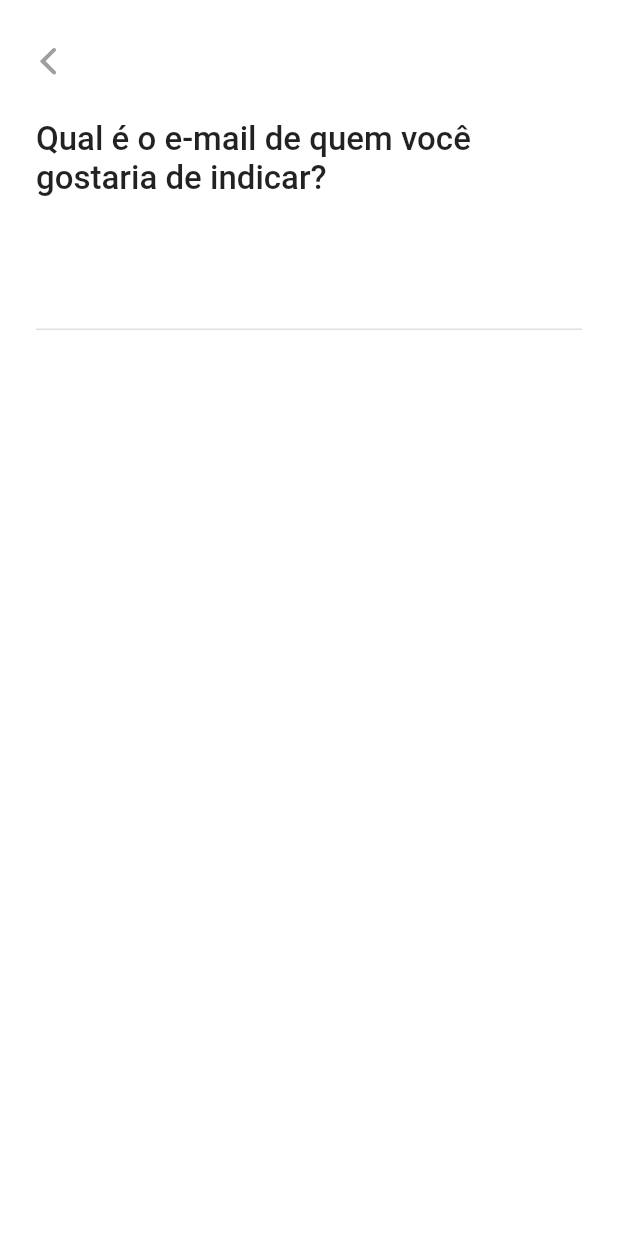
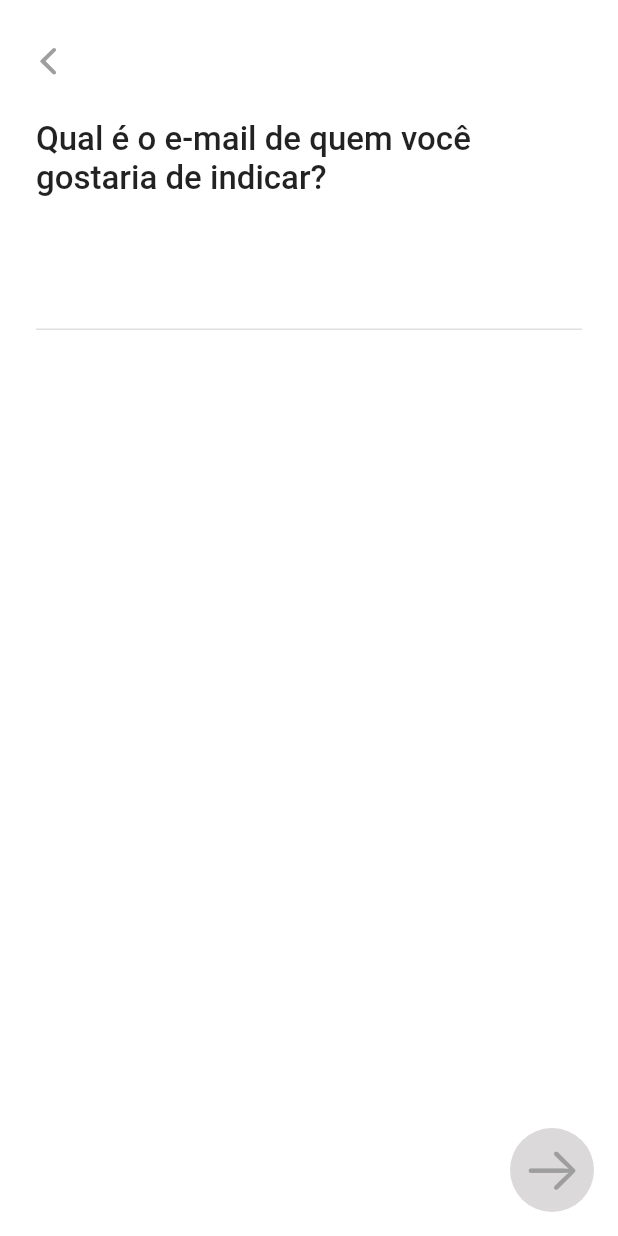
Before and after one commit to ceciliarauen/nu_app, a Flutter app: the EmailForm screen opened directly, on a phone screen of 412 x 824 dp. Run offline on Flutter 3.47's test engine with Material 2 defaults, Android fonts, the phone set to English and light mode, and no system bars.

Commit message:
changes on directories

```diff
--- a/lib/main.dart
+++ b/lib/main.dart
@@ -1,7 +1,7 @@
 import 'package:flutter/material.dart';
 import 'package:flutter/services.dart';
 import 'package:nu_app_copy/constants/colors_palette.dart';
-import 'package:nu_app_copy/screens/home_page/HomePage.dart';
+import 'package:nu_app_copy/screens/home_page/home_page.dart';
 
 void main() {
   runApp(const MyApp());
--- /dev/null
+++ b/lib/screens/Indication/Forms/email/email_form_content.dart
@@ -0,0 +1,69 @@
+import 'package:flutter/cupertino.dart';
+import 'package:flutter/material.dart';
+
+class Body extends StatelessWidget {
+  const Body({
+    Key? key,
+    required this.emailController,
+  }) : super(key: key);
+
+  final TextEditingController emailController;
+
+  @override
+  Widget build(BuildContext context) {
+    return Column(
+      children: [
+        Padding(
+          padding: const EdgeInsets.only(left: 8.0, top: 16),
+          child: Align(
+            alignment: Alignment.topLeft,
+            child: IconButton(
+              onPressed: () {
+                Navigator.pop(context);
+              },
+              icon: const Icon(
+                CupertinoIcons.chevron_back,
+                color: Colors.grey,
+                size: 28,
+              ),
+              splashColor: Colors.transparent,
+              highlightColor: Colors.transparent,
+            ),
+          ),
+        ),
+        Padding(
+          padding: const EdgeInsets.only(left: 24, right: 24, top: 16),
+          child: Column(
+            crossAxisAlignment: CrossAxisAlignment.start,
+            children: [
+              const Text(
+                'Qual é o e-mail de quem você gostaria de indicar?',
+                style: TextStyle(fontSize: 22, fontWeight: FontWeight.w500),
+              ),
+              const SizedBox(
+                height: 40,
+              ),
+              TextField(
+                controller: emailController,
+                keyboardType: TextInputType.emailAddress,
+                textInputAction: TextInputAction.done,
+                showCursor: true,
+                decoration: InputDecoration(
+                  suffixIcon: emailController.text.isEmpty
+                      ? Container()
+                      : IconButton(
+                          onPressed: () => emailController.clear(),
+                          icon: const Icon(CupertinoIcons.xmark),
+                          color: const Color.fromARGB(121, 141, 139, 139),
+                        ),
+                ),
+                style:
+                    const TextStyle(fontWeight: FontWeight.w600, fontSize: 20),
+              ),
+            ],
+          ),
+        ),
+      ],
+    );
+  }
+}
--- /dev/null
+++ b/lib/screens/Indication/Forms/email/email_form_page.dart
@@ -0,0 +1,39 @@
+import 'package:flutter/cupertino.dart';
+import 'package:flutter/material.dart';
+import 'package:nu_app_copy/constants/colors_palette.dart';
+import 'package:nu_app_copy/screens/Indication/Forms/email/email_form_content.dart';
+
+class EmailForm extends StatefulWidget {
+  EmailForm({Key? key}) : super(key: key);
+
+  @override
+  State<EmailForm> createState() => _EmailFormState();
+}
+
+class _EmailFormState extends State<EmailForm> {
+  final emailController = TextEditingController();
+
+  @override
+  void initState() {
+    super.initState();
+
+    emailController.addListener(() => setState(() {}));
+  }
+
+  @override
+  Widget build(BuildContext context) {
+    return Scaffold(
+      body: Body(emailController: emailController),
+      floatingActionButton: FloatingActionButton(
+        elevation: 0,
+        onPressed: () {},
+        backgroundColor: Color.fromARGB(255, 219, 217, 217),
+        child: const Icon(
+          CupertinoIcons.arrow_right,
+          color: Colors.grey,
+          size: 40,
+        ),
+      ),
+    );
+  }
+}
--- a/lib/screens/Indication/Forms/email_form.dart
+++ /dev/null
@@ -1,87 +0,0 @@
-import 'package:flutter/cupertino.dart';
-import 'package:flutter/material.dart';
-import 'package:nu_app_copy/constants/colors_palette.dart';
-
-class EmailForm extends StatefulWidget {
-  EmailForm({Key? key}) : super(key: key);
-
-  @override
-  State<EmailForm> createState() => _EmailFormState();
-}
-
-class _EmailFormState extends State<EmailForm> {
-  final emailController = TextEditingController();
-
-  @override
-  void initState() {
-    super.initState();
-
-    emailController.addListener(() => setState(() {}));
-  }
-
-  @override
-  Widget build(BuildContext context) {
-    return Scaffold(
-      body: SingleChildScrollView(
-        scrollDirection: Axis.vertical,
-        physics: const BouncingScrollPhysics(
-            parent: AlwaysScrollableScrollPhysics()),
-        child: Column(
-          children: [
-            Padding(
-              padding: const EdgeInsets.only(left: 8.0, top: 16),
-              child: Align(
-                alignment: Alignment.topLeft,
-                child: IconButton(
-                  onPressed: () {
-                    Navigator.pop(context);
-                  },
-                  icon: const Icon(
-                    CupertinoIcons.chevron_back,
-                    color: Colors.grey,
-                    size: 28,
-                  ),
-                  splashColor: Colors.transparent,
-                  highlightColor: Colors.transparent,
-                ),
-              ),
-            ),
-            Padding(
-              padding: const EdgeInsets.only(
-                  bottom: 24.0, left: 24, right: 24, top: 16),
-              child: Column(
-                crossAxisAlignment: CrossAxisAlignment.start,
-                children: [
-                  const Text(
-                    'Qual é o e-mail de quem você gostaria de indicar?',
-                    style: TextStyle(fontSize: 22, fontWeight: FontWeight.w500),
-                  ),
-                  const SizedBox(
-                    height: 40,
-                  ),
-                  TextField(
-                    controller: emailController,
-                    keyboardType: TextInputType.emailAddress,
-                    textInputAction: TextInputAction.done,
-                    showCursor: true,
-                    decoration: InputDecoration(
-                      suffixIcon: emailController.text.isEmpty
-                          ? Container()
-                          : IconButton(
-                              onPressed: () => emailController.clear(),
-                              icon: const Icon(CupertinoIcons.xmark),
-                              color: const Color.fromARGB(121, 141, 139, 139),
-                            ),
-                    ),
-                    style: const TextStyle(
-                        fontWeight: FontWeight.w600, fontSize: 20),
-                  )
-                ],
-              ),
-            ),
-          ],
-        ),
-      ),
-    );
-  }
-}
--- a/lib/screens/Indication/Indication.dart
+++ b/lib/screens/Indication/Indication_page.dart
@@ -1,5 +1,5 @@
 import 'package:flutter/material.dart';
-import 'package:nu_app_copy/screens/Indication/body.dart';
+import 'package:nu_app_copy/screens/Indication/indication_content.dart';
 
 class Indication extends StatelessWidget {
   const Indication({Key? key}) : super(key: key);
--- a/lib/screens/Indication/share_with_friends.dart
+++ b/lib/screens/Indication/components/share_with_friends.dart
@@ -1,7 +1,7 @@
 import 'package:flutter/material.dart';
 import 'package:flutter/cupertino.dart';
-import 'package:nu_app_copy/screens/Indication/Forms/email_form.dart';
-import 'package:nu_app_copy/screens/home_page/HomePage.dart';
+import 'package:nu_app_copy/screens/Indication/Forms/email/email_form_page.dart';
+import 'package:nu_app_copy/screens/home_page/home_page.dart';
 
 class ShareWithFriends extends StatelessWidget {
   const ShareWithFriends({Key? key}) : super(key: key);
--- a/lib/screens/Indication/body.dart
+++ b/lib/screens/Indication/indication_content.dart
@@ -1,8 +1,8 @@
 import 'package:flutter/cupertino.dart';
 import 'package:flutter/material.dart';
 import 'package:nu_app_copy/constants/colors_palette.dart';
-import 'package:nu_app_copy/screens/Indication/invite_text_and_image.dart';
-import 'package:nu_app_copy/screens/Indication/share_with_friends.dart';
+import 'package:nu_app_copy/screens/Indication/components/invite_text_and_image.dart';
+import 'package:nu_app_copy/screens/Indication/components/share_with_friends.dart';
 
 class Body extends StatelessWidget {
   const Body({Key? key}) : super(key: key);
--- a/lib/screens/home_page/components/balance_and_account.dart
+++ b/lib/screens/home_page/components/balance_and_account.dart
@@ -8,7 +8,7 @@ class BalanceAndAccountButton extends StatelessWidget {
     required this.valor,
   }) : super(key: key);
 
-  final double valor;
+  final String valor;
 
   @override
   Widget build(BuildContext context) {
@@ -42,7 +42,7 @@ class BalanceAndAccountButton extends StatelessWidget {
           Padding(
             padding: EdgeInsets.only(top: 8),
             child: Text(
-              'R\$ ' + valor.toString(),
+              valor,
               style: TextStyle(fontSize: 20, fontWeight: FontWeight.w500),
             ),
           ),
--- a/lib/screens/home_page/components/credit_card.dart
+++ b/lib/screens/home_page/components/credit_card.dart
@@ -8,7 +8,7 @@ class CreditCard extends StatelessWidget {
     required this.valor,
   }) : super(key: key);
 
-  final double valor;
+  final String valor;
 
   @override
   Widget build(BuildContext context) {
@@ -55,7 +55,7 @@ class CreditCard extends StatelessWidget {
                 Padding(
                   padding: const EdgeInsets.only(top: 12, bottom: 8),
                   child: Text(
-                    'R\$ ' + valor.toString(),
+                    valor,
                     style: TextStyle(fontSize: 20, fontWeight: FontWeight.w600),
                   ),
                 ),
--- a/lib/screens/home_page/components/body.dart
+++ b/lib/screens/home_page/home_content.dart
@@ -23,7 +23,7 @@ class Body extends StatelessWidget {
       child: Column(
         children: [
           const BalanceAndAccountButton(
-            valor: 2,
+            valor: 'R\$ 1.987,00',
           ),
           const CircularOptions(),
           MyCards(size: size),
@@ -32,7 +32,7 @@ class Body extends StatelessWidget {
             thickness: 2,
             color: Color.fromARGB(255, 207, 205, 205),
           ),
-          const CreditCard(valor: 250.52),
+          const CreditCard(valor: 'R\$ 1250,87'),
           const Divider(
             thickness: 2,
             color: Color.fromARGB(255, 207, 205, 205),
--- a/lib/screens/home_page/HomePage.dart
+++ b/lib/screens/home_page/home_page.dart
@@ -1,8 +1,8 @@
 import 'package:flutter/cupertino.dart';
 import 'package:flutter/material.dart';
-import 'package:nu_app_copy/screens/Indication/Indication.dart';
+import 'package:nu_app_copy/screens/Indication/Indication_page.dart';
 
-import 'package:nu_app_copy/screens/home_page/components/body.dart';
+import 'package:nu_app_copy/screens/home_page/home_content.dart';
 
 class HomePage extends StatelessWidget {
   const HomePage({Key? key}) : super(key: key);
```
Also changed, not shown: lib/screens/Indication/components/invite_button.dart (renamed from lib/screens/Indication/invite_button.dart), lib/screens/Indication/components/invite_text_and_image.dart (renamed from lib/screens/Indication/invite_text_and_image.dart).
